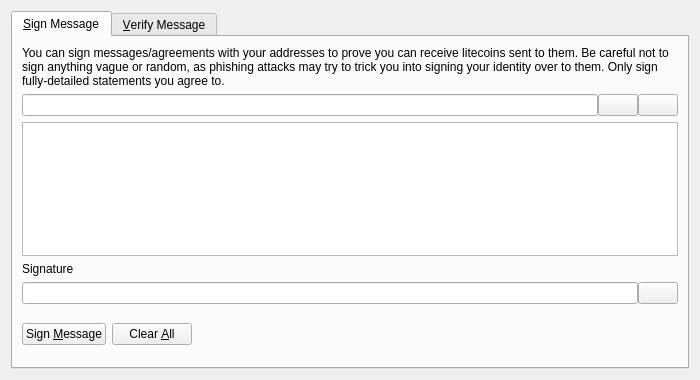
This is src/qt/forms/signverifymessagedialog.ui in goldcoin/goldcoin as Qt 5 draws it before an edit. The edited form follows.
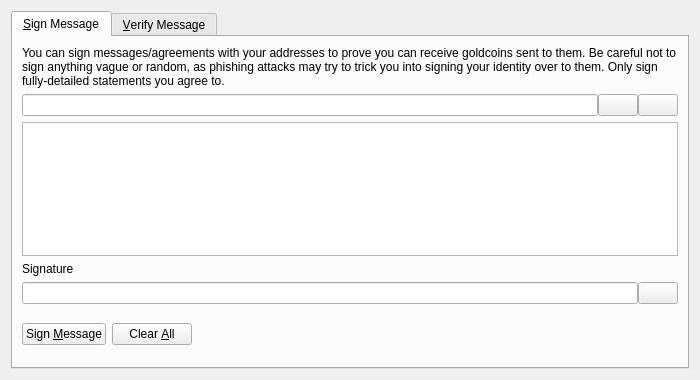
This is the edited form. Icons and pictures are not drawn. Custom widgets are drawn as their Qt base class.

Patch:
```diff
--- a/src/qt/forms/signverifymessagedialog.ui
+++ b/src/qt/forms/signverifymessagedialog.ui
@@ -30,7 +30,7 @@
        <item>
         <widget class="QLabel" name="infoLabel_SM">
          <property name="text">
-          <string>You can sign messages/agreements with your addresses to prove you can receive litecoins sent to them. Be careful not to sign anything vague or random, as phishing attacks may try to trick you into signing your identity over to them. Only sign fully-detailed statements you agree to.</string>
+          <string>You can sign messages/agreements with your addresses to prove you can receive goldcoins sent to them. Be careful not to sign anything vague or random, as phishing attacks may try to trick you into signing your identity over to them. Only sign fully-detailed statements you agree to.</string>
          </property>
          <property name="textFormat">
           <enum>Qt::PlainText</enum>
```
Left out of the diff: 8 changed lines with no effect on the pictures.
